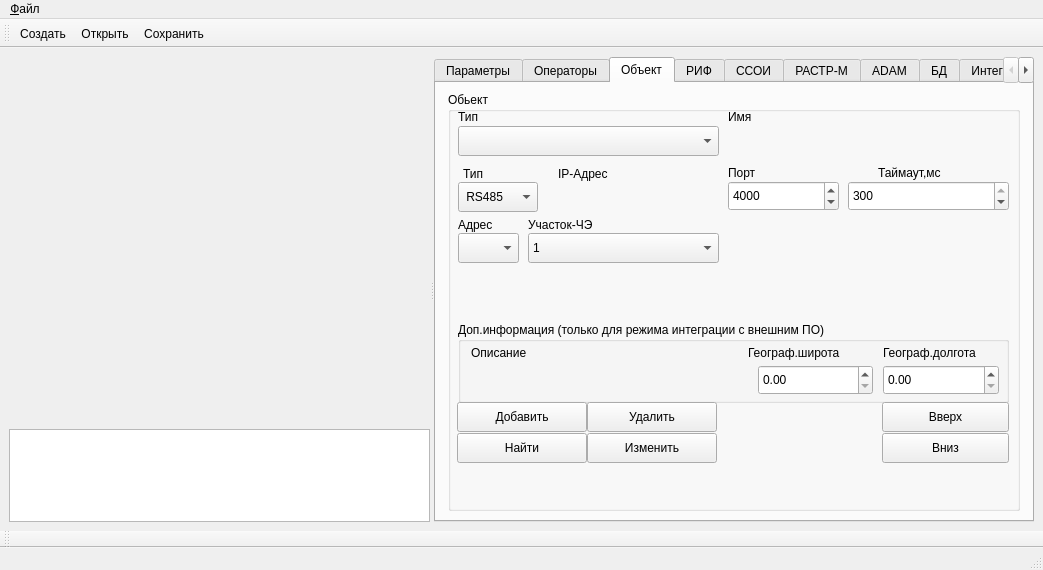
Qt form m_cfg/MainWindowCFG.ui (xXRadioHeadXx/start7) before a commit.
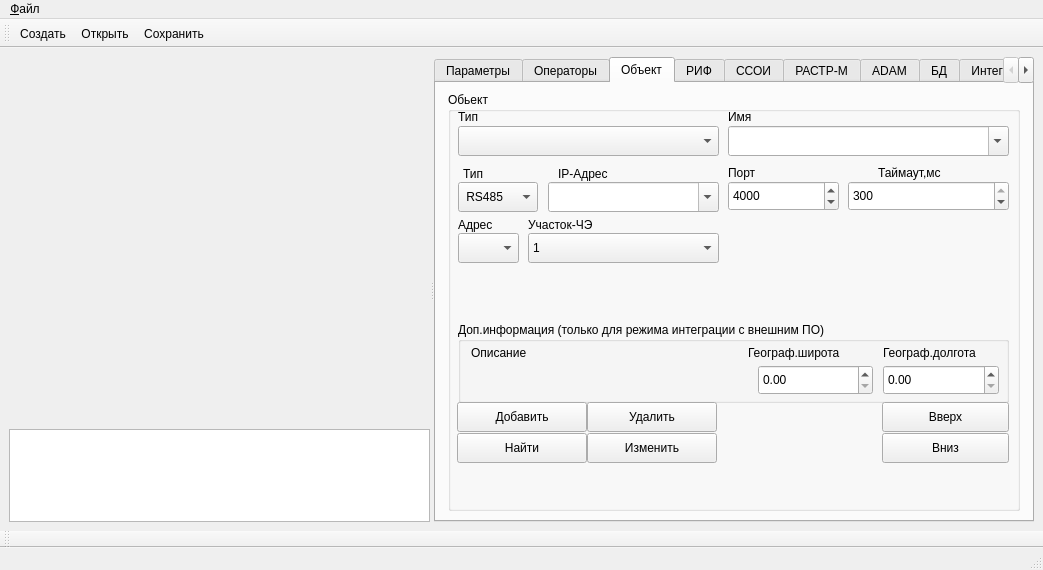
The same form after that commit. Icons and pictures are not drawn. Custom widgets are drawn as their Qt base class.

The edit to the form file:
```diff
--- a/m_cfg/MainWindowCFG.ui
+++ b/m_cfg/MainWindowCFG.ui
@@ -623,16 +623,6 @@
              <string>Имя</string>
             </property>
            </widget>
-           <widget class="My_lineEdit" name="uName_lineedit" native="true">
-            <property name="geometry">
-             <rect>
-              <x>280</x>
-              <y>33</y>
-              <width>281</width>
-              <height>30</height>
-             </rect>
-            </property>
-           </widget>
            <widget class="QStackedWidget" name="stackedWidget">
             <property name="geometry">
              <rect>
@@ -2007,37 +1997,6 @@
               </property>
              </item>
             </widget>
-            <widget class="My_lineEdit" name="ipadress_lineedit" native="true">
-             <property name="geometry">
-              <rect>
-               <x>90</x>
-               <y>25</y>
-               <width>171</width>
-               <height>30</height>
-              </rect>
-             </property>
-             <property name="minimumSize">
-              <size>
-               <width>101</width>
-               <height>30</height>
-              </size>
-             </property>
-             <property name="maximumSize">
-              <size>
-               <width>999</width>
-               <height>30</height>
-              </size>
-             </property>
-             <property name="inputMask" stdset="0">
-              <string/>
-             </property>
-             <property name="text" stdset="0">
-              <string/>
-             </property>
-             <property name="clearButtonEnabled" stdset="0">
-              <bool>true</bool>
-             </property>
-            </widget>
             <widget class="QLabel" name="label_92">
              <property name="geometry">
               <rect>
@@ -2064,6 +2023,19 @@
               <string>IP-Адрес</string>
              </property>
             </widget>
+            <widget class="QComboBox" name="ipadress_combobox">
+             <property name="geometry">
+              <rect>
+               <x>90</x>
+               <y>25</y>
+               <width>171</width>
+               <height>30</height>
+              </rect>
+             </property>
+             <property name="editable">
+              <bool>true</bool>
+             </property>
+            </widget>
             <zorder>UDP_RS485_combobox</zorder>
             <zorder>ipadress_lineedit</zorder>
             <zorder>label_92</zorder>
@@ -2674,6 +2646,19 @@
              </property>
             </widget>
            </widget>
+           <widget class="QComboBox" name="uName_combobox">
+            <property name="geometry">
+             <rect>
+              <x>280</x>
+              <y>34</y>
+              <width>281</width>
+              <height>30</height>
+             </rect>
+            </property>
+            <property name="editable">
+             <bool>true</bool>
+            </property>
+           </widget>
            <zorder>label_3</zorder>
            <zorder>uType_combobox</zorder>
            <zorder>label_4</zorder>
```
Left out of the diff: 4 changed lines with no effect on the pictures.
